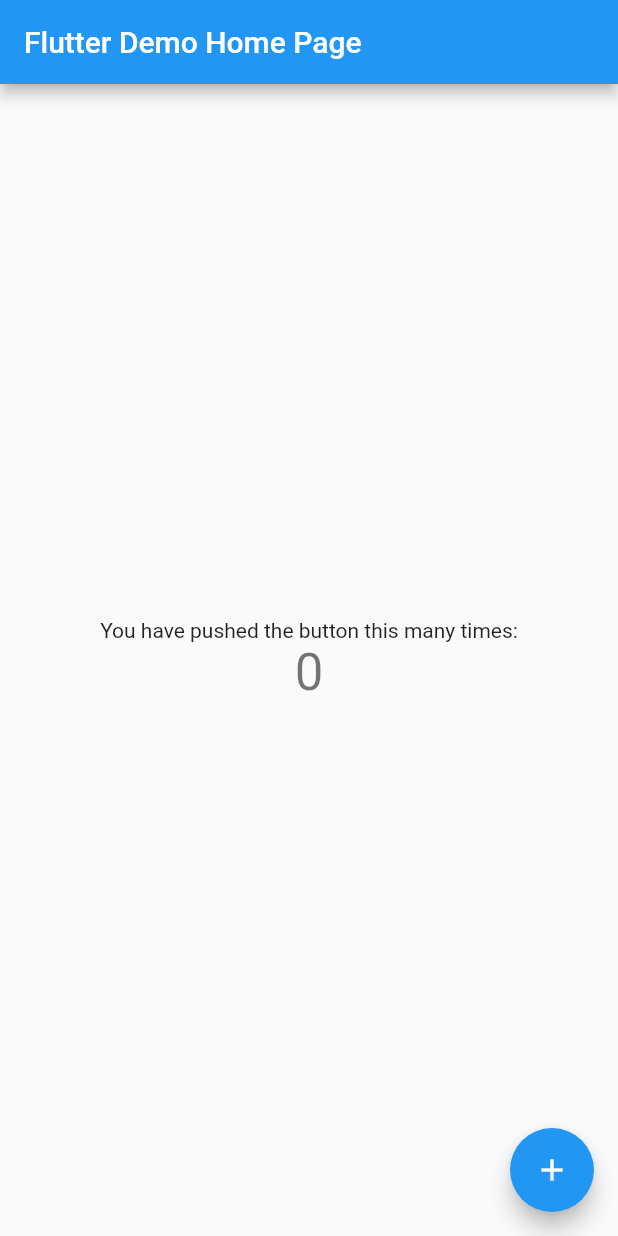
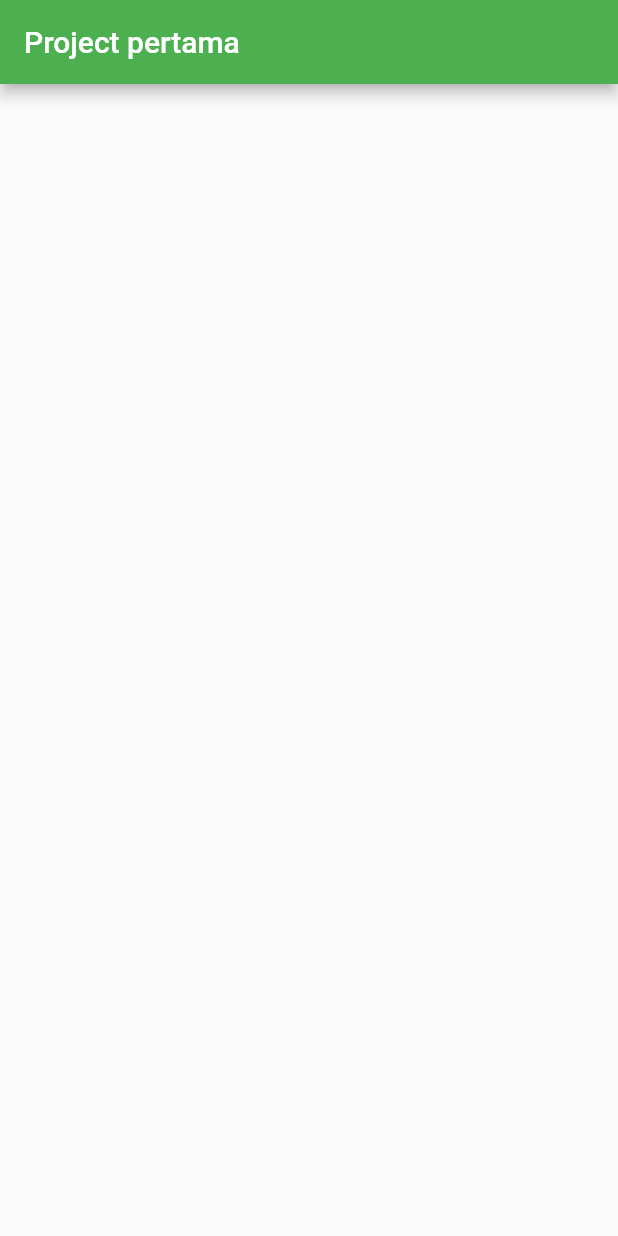
Before and after one commit to rizkipm/mentoring1batch3, a Flutter app: the screen it shows after launch, on a phone screen of 412 x 824 dp. Run offline on Flutter 3.47's test engine with Material 2 defaults, Android fonts, the phone set to English and light mode, and no system bars.

Commit message:
add page

```diff
--- a/mentoring1batch3/lib/main.dart
+++ b/mentoring1batch3/lib/main.dart
@@ -1,8 +1,12 @@
 import 'package:flutter/material.dart';
 
 void main() {
-  runApp(MyApp());
+  runApp(MyApp());//menentukan class d run pertama kali
 }
+
+//stateless : biasanya yg widget bersifat statis atau view aja (button, label, gambar)
+//statefull : widget yang dinamis
+
 
 class MyApp extends StatelessWidget {
   // This widget is the root of your application.
@@ -26,92 +30,36 @@ class MyApp extends StatelessWidget {
         // closer together (more dense) than on mobile platforms.
         visualDensity: VisualDensity.adaptivePlatformDensity,
       ),
-      home: MyHomePage(title: 'Flutter Demo Home Page'),
+      home: PagePertama(),
     );
   }
 }
 
-class MyHomePage extends StatefulWidget {
-  MyHomePage({Key key, this.title}) : super(key: key);
-
-  // This widget is the home page of your application. It is stateful, meaning
-  // that it has a State object (defined below) that contains fields that affect
-  // how it looks.
-
-  // This class is the configuration for the state. It holds the values (in this
-  // case the title) provided by the parent (in this case the App widget) and
-  // used by the build method of the State. Fields in a Widget subclass are
-  // always marked "final".
-
-  final String title;
-
-  @override
-  _MyHomePageState createState() => _MyHomePageState();
-}
-
-class _MyHomePageState extends State<MyHomePage> {
-  int _counter = 0;
-
-  void _incrementCounter() {
-    setState(() {
-      // This call to setState tells the Flutter framework that something has
-      // changed in this State, which causes it to rerun the build method below
-      // so that the display can reflect the updated values. If we changed
-      // _counter without calling setState(), then the build method would not be
-      // called again, and so nothing would appear to happen.
-      _counter++;
-    });
-  }
-
+class PagePertama extends StatelessWidget {
   @override
   Widget build(BuildContext context) {
-    // This method is rerun every time setState is called, for instance as done
-    // by the _incrementCounter method above.
-    //
-    // The Flutter framework has been optimized to make rerunning build methods
-    // fast, so that you can just rebuild anything that needs updating rather
-    // than having to individually change instances of widgets.
     return Scaffold(
-      appBar: AppBar(
-        // Here we take the value from the MyHomePage object that was created by
-        // the App.build method, and use it to set our appbar title.
-        title: Text(widget.title),
+      //appbar
+      //body
+      //bottom
+      appBar: AppBar(// huruf kecul appBar : componen widget
+        //huruf besar AppBar : widget
+        title: Text('Project pertama'),
+        backgroundColor: Colors.green,
       ),
-      body: Center(
-        // Center is a layout widget. It takes a single child and positions it
-        // in the middle of the parent.
-        child: Column(
-          // Column is also a layout widget. It takes a list of children and
-          // arranges them vertically. By default, it sizes itself to fit its
-          // children horizontally, and tries to be as tall as its parent.
-          //
-          // Invoke "debug painting" (press "p" in the console, choose the
-          // "Toggle Debug Paint" action from the Flutter Inspector in Android
-          // Studio, or the "Toggle Debug Paint" command in Visual Studio Code)
-          // to see the wireframe for each widget.
-          //
-          // Column has various properties to control how it sizes itself and
-          // how it positions its children. Here we use mainAxisAlignment to
-          // center the children vertically; the main axis here is the vertical
-          // axis because Columns are vertical (the cross axis would be
-          // horizontal).
-          mainAxisAlignment: MainAxisAlignment.center,
-          children: <Widget>[
-            Text(
-              'You have pushed the button this many times:',
-            ),
-            Text(
-              '$_counter',
-              style: Theme.of(context).textTheme.headline4,
-            ),
-          ],
-        ),
-      ),
-      floatingActionButton: FloatingActionButton(
-        onPressed: _incrementCounter,
-        tooltip: 'Increment',
-        child: Icon(Icons.add),
-      ), // This trailing comma makes auto-formatting nicer for build methods.
+
     );
   }
 }
+
+class PageKedua extends StatefulWidget {
+  @override
+  _PageKeduaState createState() => _PageKeduaState();
+}
+
+class _PageKeduaState extends State<PageKedua> {
+  @override
+  Widget build(BuildContext context) {
+    return Container();
+  }
+}
--- a/mentoring1batch3/pubspec.yaml
+++ b/mentoring1batch3/pubspec.yaml
@@ -45,8 +45,8 @@ flutter:
   uses-material-design: true
 
   # To add assets to your application, add an assets section, like this:
-  # assets:
-  #   - images/a_dot_burr.jpeg
+  assets:
+      - images/a_dot_burr.jpeg
   #   - images/a_dot_ham.jpeg
 
   # An image asset can refer to one or more resolution-specific "variants", see
```
Also changed, not shown: mentoring1batch3/lib/ui/page_ketiga.dart (added, +8 -0 lines).
